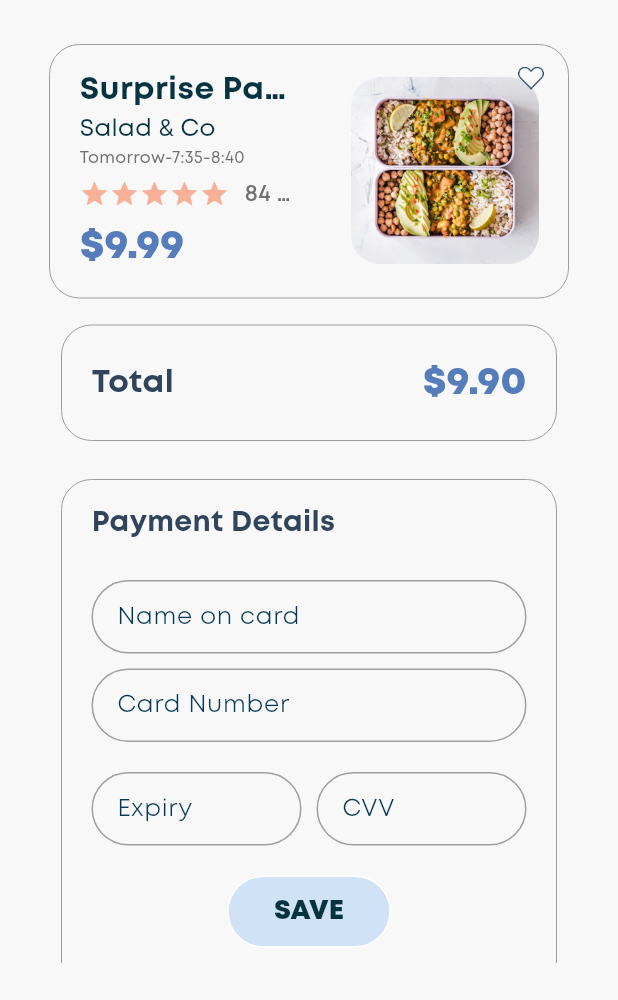
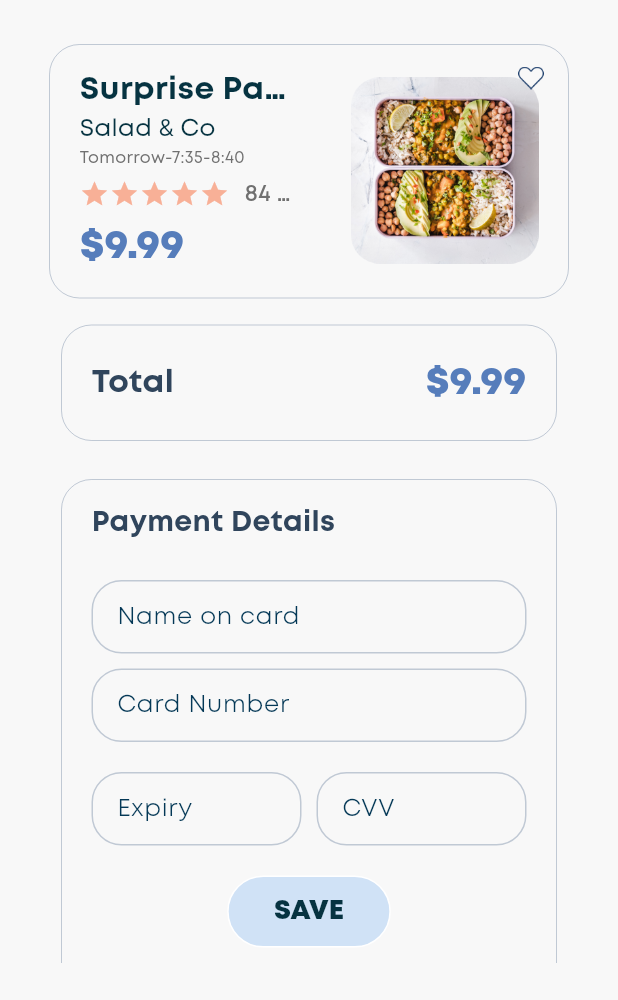
Before and after one commit to nitininf/takeaplate, a Flutter app: the PaymentDetailsScreen screen opened by its route, on a phone screen of 412 x 824 dp, the part 236-1236 px from its top. Run offline on Flutter 3.47's test engine with Material 3 defaults, Android fonts, the phone set to English and light mode, and no system bars; our stand-ins replace dio, internet_connection_checker, page_indicator; missing offline and left inert: dart:ffi; project files that could hold a hidden picture were left out.

```diff
--- a/lib/MULTI-PROVIDER/multiproviders.dart
+++ b/lib/MULTI-PROVIDER/multiproviders.dart
@@ -76,6 +76,7 @@ MultiProvider getProviders() {
       theme: ThemeData(
           colorScheme: ColorScheme.fromSeed(seedColor: btnbgColor),
           useMaterial3: true,
+
           fontFamily: "Mont"),
       // home: AppRoot(),
     ),
--- a/lib/SCREENS/home_screens/base_home.dart
+++ b/lib/SCREENS/home_screens/base_home.dart
@@ -94,7 +94,7 @@ class _BaseHomeScreen extends State<BaseHome> {
           child: Column(
             children: [
               Padding(
-                padding: EdgeInsets.only(left: 28.0, right: 30, top: 10),
+                padding: EdgeInsets.only(left: 28.0, right: 30, top: 6),
                 child: CustomAppBar(
                   onTap: () {
                     _scaffoldKey.currentState!.openEndDrawer();
--- a/lib/SCREENS/home_screens/orderandpay.dart
+++ b/lib/SCREENS/home_screens/orderandpay.dart
@@ -100,7 +100,7 @@ class OrderAndPayScreen extends StatelessWidget {
                       child: CustomText(text: "Report", color: hintColor, fontfamilly: montLight,sizeOfFont: 11,)
                   ) :Text(""),
                     Padding(
-                    padding:  EdgeInsets.only(left: 2.0,top: 5),
+                    padding:  EdgeInsets.only(left: 2.0,top: 18),
                     child: Image.asset(three_dot,width: 14,height: 4,),
                   ),
                 ],
--- a/lib/SCREENS/home_screens/paymentdetails.dart
+++ b/lib/SCREENS/home_screens/paymentdetails.dart
@@ -36,7 +36,7 @@ class PaymentDetailsScreen extends StatelessWidget {
                     children: [
                       SizedBox(height: 20,),
                       getFavCards(),
-                      buildSection(total, "\$9.90"),
+                      buildSection(total, "\$9.99"),
 
                       paymentDetails(),
                       Padding(
@@ -66,7 +66,7 @@ class PaymentDetailsScreen extends StatelessWidget {
         padding: const EdgeInsets.symmetric(horizontal: 20, vertical: 20),
         decoration: BoxDecoration(
           borderRadius: BorderRadius.circular(20),
-          border: Border.all(width: 0, color: Colors.grey),
+          border: Border.all(width: 0,   color: editbgColor.withOpacity(0.25),),
         ),
         child: Row(
           mainAxisAlignment: MainAxisAlignment.spaceBetween,
@@ -88,7 +88,7 @@ class PaymentDetailsScreen extends StatelessWidget {
         padding: const EdgeInsets.symmetric(horizontal: 20, vertical: 15),
         decoration: BoxDecoration(
           borderRadius: BorderRadius.circular(20),
-          border: Border.all(width: 0, color: Colors.grey),
+          border: Border.all(width: 0, color: editbgColor.withOpacity(0.25),),
         ),
         child:
         Column(
@@ -101,9 +101,9 @@ class PaymentDetailsScreen extends StatelessWidget {
                 height: 49,
                 padding: const EdgeInsets.symmetric(horizontal: 16, vertical: 0),
                 decoration: BoxDecoration(
-                  borderRadius: BorderRadius.circular(30),
+                  borderRadius: BorderRadius.circular(20),
                   border: Border.all(
-                    color: grayColor,
+                    color: editbgColor.withOpacity(0.25),
                     width: 1.0, // Adjust the width as needed
                   ),
                 ),
@@ -125,9 +125,9 @@ class PaymentDetailsScreen extends StatelessWidget {
                 height: 49,
                 padding: const EdgeInsets.symmetric(horizontal: 16, vertical: 0),
                 decoration: BoxDecoration(
-                  borderRadius: BorderRadius.circular(30),
+                  borderRadius: BorderRadius.circular(20),
                   border: Border.all(
-                    color: grayColor,
+                    color: editbgColor.withOpacity(0.25),
                     width: 1.0, // Adjust the width as needed
                   ),
                 ),
@@ -150,9 +150,9 @@ class PaymentDetailsScreen extends StatelessWidget {
                     height: 49,
                     padding: const EdgeInsets.symmetric(horizontal: 16, vertical: 0),
                     decoration: BoxDecoration(
-                      borderRadius: BorderRadius.circular(30),
+                      borderRadius: BorderRadius.circular(20),
                       border: Border.all(
-                        color: grayColor,
+                        color: editbgColor.withOpacity(0.25),
                         width: 1.0, // Adjust the width as needed
                       ),
                     ),
@@ -173,9 +173,9 @@ class PaymentDetailsScreen extends StatelessWidget {
                     height: 49,
                     padding: const EdgeInsets.symmetric(horizontal: 16, vertical: 0),
                     decoration: BoxDecoration(
-                      borderRadius: BorderRadius.circular(30),
+                      borderRadius: BorderRadius.circular(20),
                       border: Border.all(
-                        color: grayColor,
+                        color: editbgColor.withOpacity(0.25),
                         width: 1.0, // Adjust the width as needed
                       ),
                     ),
@@ -217,7 +217,7 @@ class PaymentDetailsScreen extends StatelessWidget {
       padding: const EdgeInsets.symmetric(horizontal: 20, vertical: 15),
       decoration: BoxDecoration(
         borderRadius: BorderRadius.circular(20),
-        border: Border.all(width: 0, color: Colors.grey),
+        border: Border.all(width: 0,   color: editbgColor.withOpacity(0.25),),
       ),
       child: Row(
         crossAxisAlignment: CrossAxisAlignment.start,
--- a/lib/SCREENS/home_screens/profile_screen/profile_screen.dart
+++ b/lib/SCREENS/home_screens/profile_screen/profile_screen.dart
@@ -69,7 +69,7 @@ class ProfileScreen extends StatelessWidget{
           padding: const EdgeInsets.symmetric(horizontal: 20, vertical: 15),
           decoration: BoxDecoration(
             borderRadius: BorderRadius.circular(20),
-            border: Border.all(width: 0, color: Colors.grey),
+            border: Border.all(width: 0,   color: editbgColor.withOpacity(0.25),),
             color: bclor?.withOpacity(0.40)
           ),
           child: Row(
@@ -215,7 +215,7 @@ class ProfileScreen extends StatelessWidget{
       decoration: BoxDecoration(
         color: mastercardColor,
         borderRadius: BorderRadius.circular(20),
-        border: Border.all(width: 0, color: Colors.grey),
+        border: Border.all(width: 0,   color: editbgColor.withOpacity(0.25),),
       ),
       child:  Row(
         children: [
@@ -235,7 +235,7 @@ class ProfileScreen extends StatelessWidget{
       padding: const EdgeInsets.symmetric(horizontal: 20, vertical: 15),
       decoration: BoxDecoration(
         borderRadius: BorderRadius.circular(20),
-        border: Border.all(width: 0, color: Colors.grey),
+        border: Border.all(width: 0,   color: editbgColor.withOpacity(0.25),),
       ),
       child: Row(
         crossAxisAlignment: CrossAxisAlignment.start,
--- a/lib/SCREENS/home_screens/search_screen.dart
+++ b/lib/SCREENS/home_screens/search_screen.dart
@@ -16,7 +16,7 @@ class SearchScreen extends StatelessWidget{
 
   @override
   Widget build(BuildContext context) {
- return  SafeArea(child: Scaffold(
+ return  Scaffold(
   backgroundColor: bgColor,
    body: Padding(
      padding: EdgeInsets.only(top: 20.0,bottom: 20,left: 28,right: 28),
@@ -39,7 +39,7 @@ class SearchScreen extends StatelessWidget{
        ],
        ),
    )
- ));
+ );
   }
 
   Widget getSearchList() {
--- a/lib/SCREENS/home_screens/your_cart/yourcart_screen.dart
+++ b/lib/SCREENS/home_screens/your_cart/yourcart_screen.dart
@@ -17,7 +17,7 @@ class YourCardScreen extends StatelessWidget{
    return  SafeArea(child: Scaffold(
    backgroundColor: bgColor,
      body: Padding(
-       padding: const EdgeInsets.only(right: 35.0,left: 35,bottom: 0),
+       padding: const EdgeInsets.only(right: 35.0,left: 35,bottom: 0,top: 5),
        child: Column(
          crossAxisAlignment: CrossAxisAlignment.start,
          children: [
@@ -44,7 +44,7 @@ class YourCardScreen extends StatelessWidget{
             child: const CustomText(text: "YOUR CART",color: editbgColor,sizeOfFont: 20,fontfamilly: montHeavy,),
           ),
           Container(
-            margin: const EdgeInsets.symmetric(horizontal: 10,vertical: 10),
+            margin: const EdgeInsets.symmetric(horizontal: 10,vertical: 20),
             decoration: BoxDecoration(
                 borderRadius: BorderRadius.circular(16),
                 border: Border.all(width: 1, color: grayColor)),
--- a/lib/SCREENS/order_summery/order_summery.dart
+++ b/lib/SCREENS/order_summery/order_summery.dart
@@ -136,7 +136,7 @@ class OrderSummeryScreen extends StatelessWidget{
             Padding(
               padding: const EdgeInsets.only(top: 30.0,right: 33,left: 33,bottom: 20),
               child: CommonButton(btnBgColor: btnbgColor, btnText: "ORDER & PAY", onClick: (){
-                DialogHelper.showCommonPopup(navigatorKey.currentContext!,title: "YOUR PAYMENT WAS SUCCESSULL",subtitle: "YOU WILL GET A NOTIFICATION WHEN THE ORDER IS CONFIRMED");
+                DialogHelper.showCommonPopup(navigatorKey.currentContext!,title: "YOUR PAYMENT WAS SUCCESSFULL",subtitle: "YOU WILL GET A NOTIFICATION WHEN THE ORDER IS CONFIRMED");
               }),
             ),
 
```
Also changed, not shown: lib/SCREENS/home_screens/home_screen.dart (+3 -5 lines), lib/SCREENS/home_screens/restrurent.dart (+2 -5 lines).
